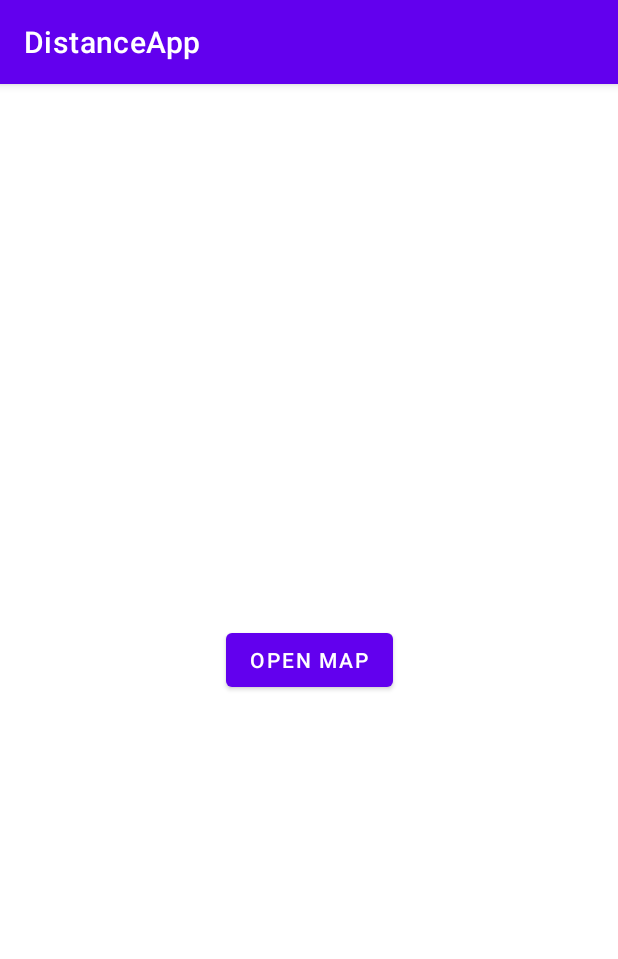
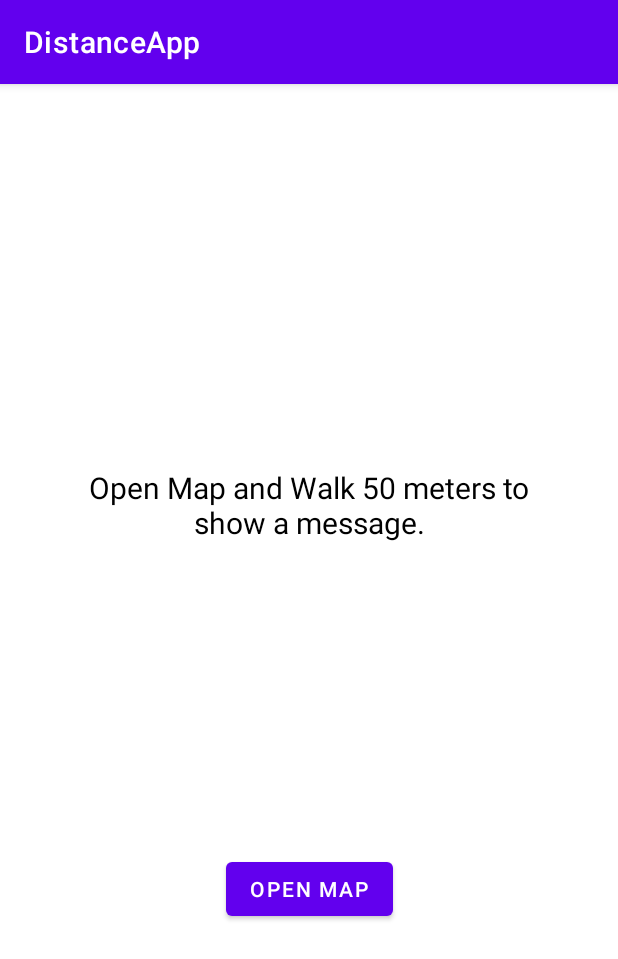
Before and after one commit to fernandes95/distance, an Android app: the screen it shows after launch (MainActivity), on a phone screen of 412 x 824 dp. Shown: the top 959 px of the screen. Run offline under Robolectric (Android 15) with nearby library versions, the phone set to English and light mode, and no system bars.

Commit message:
Improvements
-Improved Dialog to show once
-Improved Map functions

```diff
--- a/DistanceApp/app/src/main/java/com/example/distanceapp/MainActivity.kt
+++ b/DistanceApp/app/src/main/java/com/example/distanceapp/MainActivity.kt
@@ -1,8 +1,16 @@
 package com.example.distanceapp
 
+import android.Manifest
+import android.content.pm.PackageManager
 import androidx.appcompat.app.AppCompatActivity
 import android.os.Bundle
+import android.util.Log
+import androidx.core.app.ActivityCompat
 import com.example.distanceapp.ui.main.MainFragment
+import com.google.android.material.snackbar.Snackbar
+
+private const val TAG = "MapsActivity"
+private const val REQUEST_FOREGROUND_ONLY_PERMISSIONS_REQUEST_CODE = 34
 
 class MainActivity : AppCompatActivity() {
 
@@ -14,5 +22,44 @@ class MainActivity : AppCompatActivity() {
                 .replace(R.id.container, MainFragment.newInstance())
                 .commitNow()
         }
+
+        requestForegroundPermissions()
+    }
+
+    private fun foregroundPermissionApproved(): Boolean {
+        return PackageManager.PERMISSION_GRANTED == ActivityCompat.checkSelfPermission(
+            this,
+            Manifest.permission.ACCESS_FINE_LOCATION
+        )
+    }
+
+    private fun requestForegroundPermissions() {
+        val provideRationale = foregroundPermissionApproved()
+
+        // If the user denied a previous request, but didn't check "Don't ask again", provide
+        // additional rationale.
+        if (provideRationale) {
+            Snackbar.make(
+                findViewById(R.id.container),
+                R.string.permission_rationale,
+                Snackbar.LENGTH_LONG
+            )
+                .setAction(R.string.ok) {
+                    // Request permission
+                    ActivityCompat.requestPermissions(
+                        this,
+                        arrayOf(Manifest.permission.ACCESS_FINE_LOCATION),
+                        REQUEST_FOREGROUND_ONLY_PERMISSIONS_REQUEST_CODE
+                    )
+                }
+                .show()
+        } else {
+            Log.d(TAG, "Request foreground only permission")
+            ActivityCompat.requestPermissions(
+                this,
+                arrayOf(Manifest.permission.ACCESS_FINE_LOCATION),
+                REQUEST_FOREGROUND_ONLY_PERMISSIONS_REQUEST_CODE
+            )
+        }
     }
 }
--- a/DistanceApp/app/src/main/res/layout/main_fragment.xml
+++ b/DistanceApp/app/src/main/res/layout/main_fragment.xml
@@ -6,6 +6,20 @@
     android:layout_width="match_parent"
     android:layout_height="match_parent"
     tools:context=".ui.main.MainFragment">
+    <TextView
+        android:id="@+id/titleTv"
+        android:layout_width="match_parent"
+        android:layout_height="wrap_content"
+        android:layout_marginRight="50dp"
+        android:layout_marginLeft="50dp"
+        android:textAlignment="center"
+        android:textSize="20sp"
+        android:textColor="@color/black"
+        android:text="Open Map and Walk 50 meters to show a message."
+        app:layout_constraintBottom_toBottomOf="@+id/refresh"
+        app:layout_constraintEnd_toEndOf="parent"
+        app:layout_constraintStart_toStartOf="parent"
+        app:layout_constraintTop_toTopOf="parent"/>
     <com.google.android.material.button.MaterialButton
         android:id="@+id/refresh"
         android:layout_width="wrap_content"
@@ -14,5 +28,5 @@
         app:layout_constraintBottom_toBottomOf="parent"
         app:layout_constraintEnd_toEndOf="parent"
         app:layout_constraintStart_toStartOf="parent"
-        app:layout_constraintTop_toTopOf="parent"/>
+        app:layout_constraintTop_toBottomOf="@id/titleTv"/>
 </androidx.constraintlayout.widget.ConstraintLayout>
```
Also changed, not shown: DistanceApp/app/src/main/java/com/example/distanceapp/MapsActivity.kt (+15 -2 lines).
